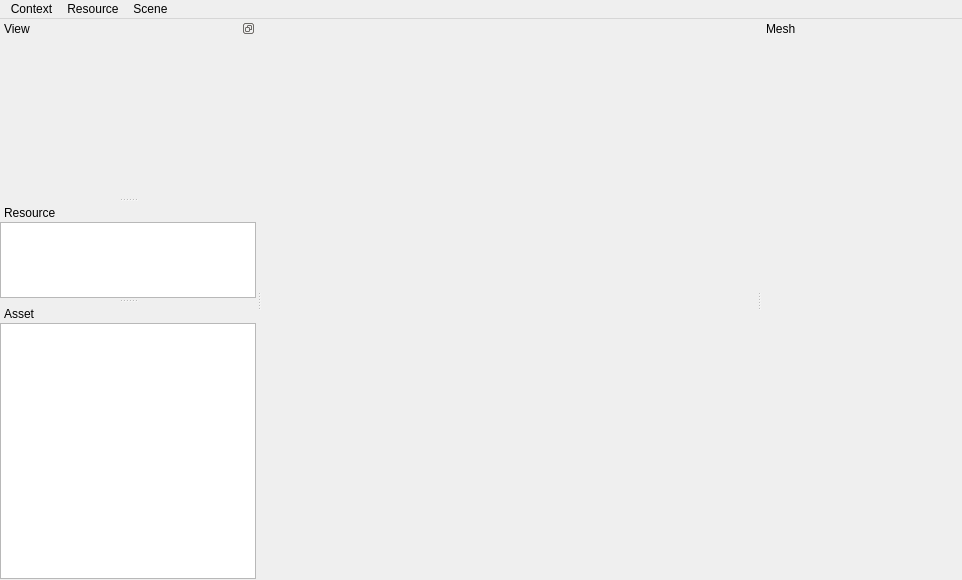
First picture: the form in Source/TIMEditor/EditorWindow.ui, repository williamallas/TIMEngine2, before the edit.
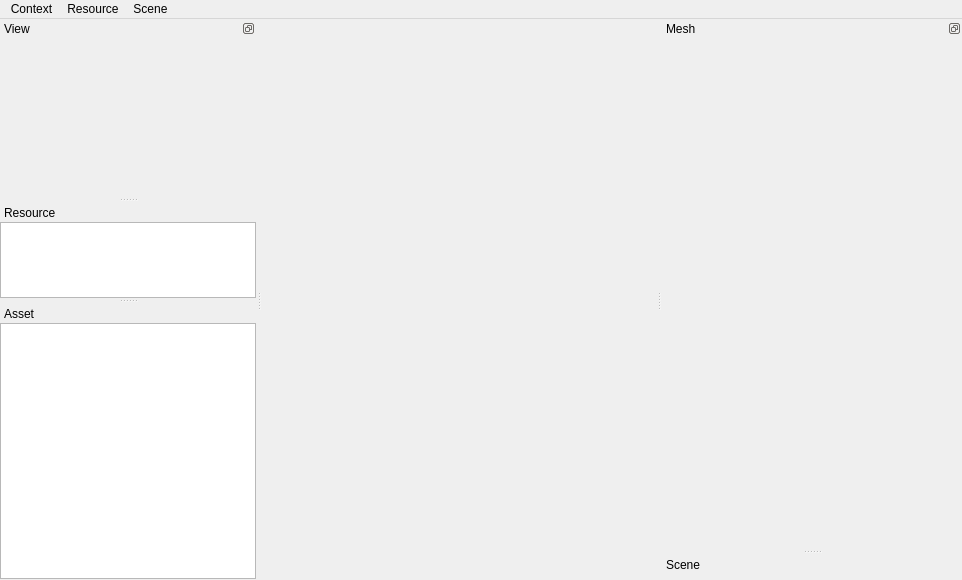
Second picture: the form after the edit. Custom widgets are drawn as their Qt base class.

Commit message: SceneEditor MAJ

```diff
--- a/Source/TIMEditor/EditorWindow.ui
+++ b/Source/TIMEditor/EditorWindow.ui
@@ -169,7 +169,7 @@
    </property>
    <property name="minimumSize">
     <size>
-     <width>200</width>
+     <width>300</width>
      <height>400</height>
     </size>
    </property>
@@ -186,7 +186,7 @@
     </size>
    </property>
    <property name="features">
-    <set>QDockWidget::DockWidgetMovable</set>
+    <set>QDockWidget::DockWidgetFloatable|QDockWidget::DockWidgetMovable</set>
    </property>
    <property name="windowTitle">
     <string>Mesh</string>
@@ -421,6 +421,18 @@
     </layout>
    </widget>
   </widget>
+  <widget class="QDockWidget" name="sceneDockWidget">
+   <property name="features">
+    <set>QDockWidget::NoDockWidgetFeatures</set>
+   </property>
+   <property name="windowTitle">
+    <string>Scene</string>
+   </property>
+   <attribute name="dockWidgetArea">
+    <number>2</number>
+   </attribute>
+   <widget class="SceneEditorWidget" name="sceneEditorWidget"/>
+  </widget>
   <action name="actionClose_Context">
    <property name="text">
     <string>Close Context</string>
@@ -477,7 +489,16 @@
   <customwidget>
    <class>AssetViewWidget</class>
    <extends>QListWidget</extends>
-   <header location="global">TIMEditor/AssetViewWidget.h</header>
+   <header>TIMEditor/AssetViewWidget.h</header>
+   <slots>
+    <slot>onItemDoubleClicked(QListWidgetItem*)</slot>
+   </slots>
+  </customwidget>
+  <customwidget>
+   <class>SceneEditorWidget</class>
+   <extends>QWidget</extends>
+   <header location="global">TIMEditor/SceneEditorWidget.h</header>
+   <container>1</container>
   </customwidget>
  </customwidgets>
  <resources/>
```
Left out of the diff: 104 changed lines with no effect on the pictures. The commit also changes 18 other files.
